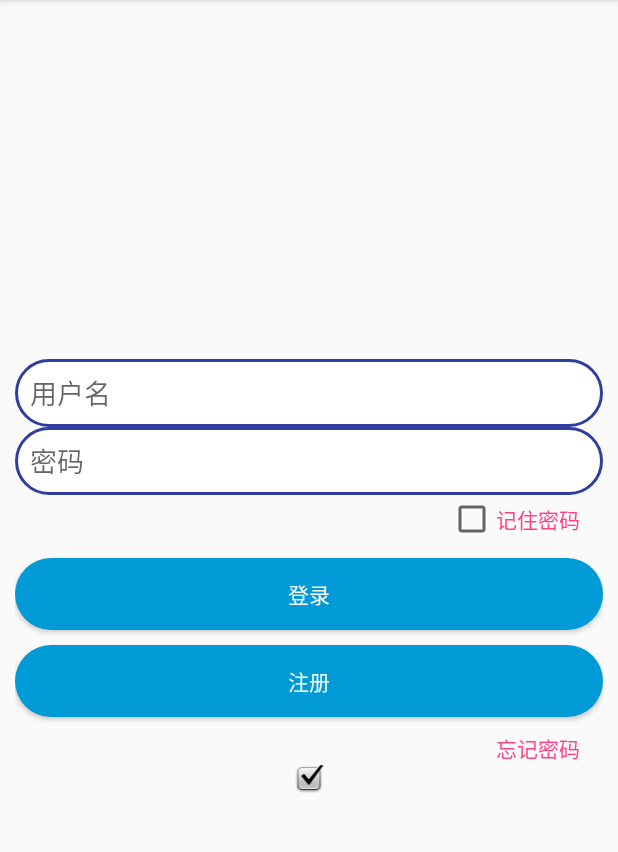
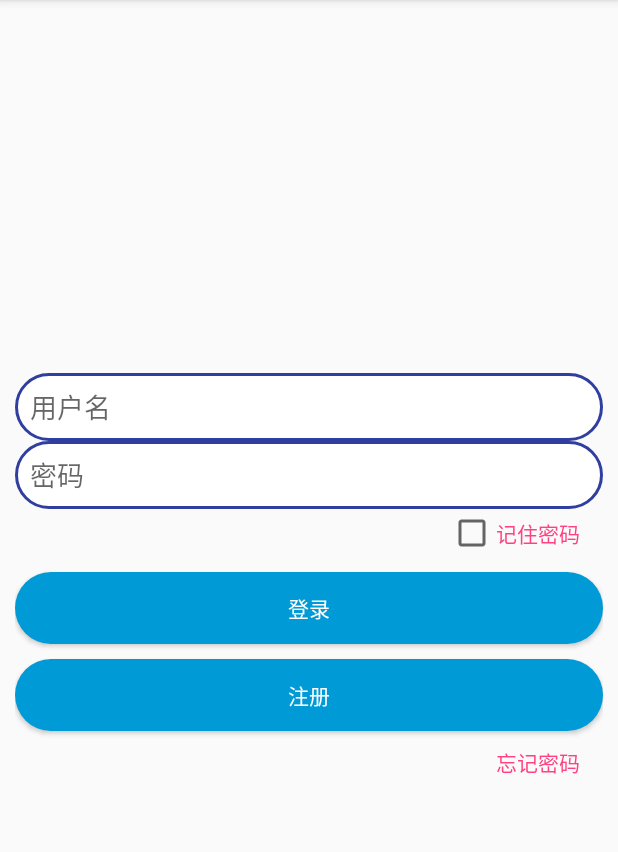
Before and after one commit to xiusan/MyApplication, an Android app: the screen it shows after launch (MainActivity), on a phone screen of 412 x 824 dp, the part 84-936 px from its top. Run offline under Robolectric (Android 15) with nearby library versions, the phone set to English and light mode, and no system bars.

Commit message:
删除冗余代码

```diff
--- a/app/src/main/res/layout/activity_main.xml
+++ b/app/src/main/res/layout/activity_main.xml
@@ -79,11 +79,4 @@
 
 
     </LinearLayout>
-
-    <ImageView
-        android:id="@+id/imageView"
-        android:layout_width="match_parent"
-        android:layout_height="wrap_content"
-        app:srcCompat="@android:drawable/checkbox_on_background" />
-
 </LinearLayout>
```
